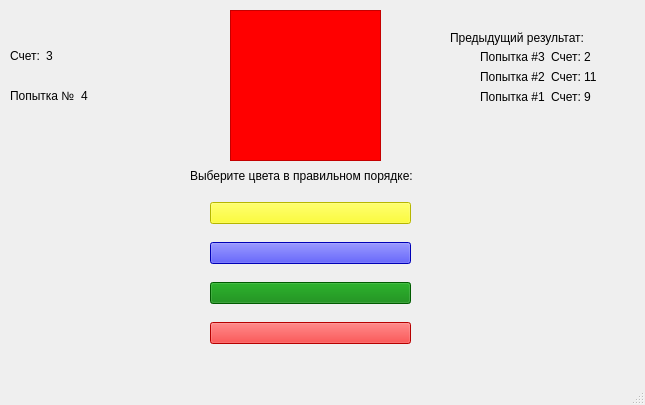
The window that templates/colours_medium_win.ui (aizXc901/FocusTest) describes before a commit, drawn with Qt 5.
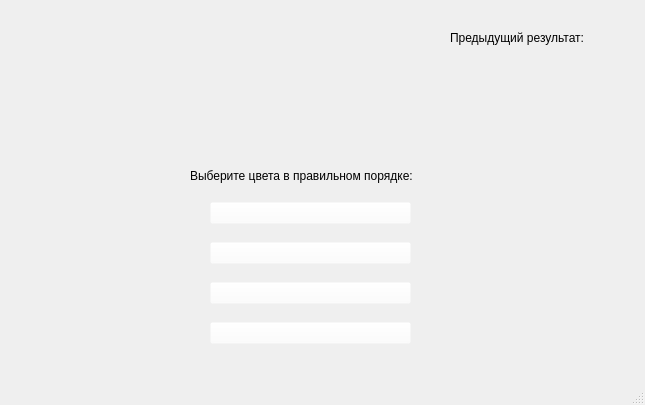
The same window after the commit.

Patch:
```diff
--- a/templates/colours_medium_win.ui
+++ b/templates/colours_medium_win.ui
@@ -24,7 +24,7 @@
      </rect>
     </property>
     <property name="styleSheet">
-     <string notr="true">background-color: red;</string>
+     <string notr="true">background-color: rgba(255, 255, 255, 0);</string>
     </property>
     <property name="frameShape">
      <enum>QFrame::StyledPanel</enum>
@@ -62,7 +62,7 @@
      <item>
       <widget class="QPushButton" name="pushButton_2">
        <property name="styleSheet">
-        <string notr="true">background-color: yellow;
+        <string notr="true">background-color: rgba(255, 255, 255, 0);
 </string>
        </property>
        <property name="text">
@@ -73,7 +73,7 @@
      <item>
       <widget class="QPushButton" name="pushButton_5">
        <property name="styleSheet">
-        <string notr="true">background-color: blue;
+        <string notr="true">background-color: rgba(255, 255, 255, 0);
 </string>
        </property>
        <property name="text">
@@ -84,8 +84,7 @@
      <item>
       <widget class="QPushButton" name="pushButton_3">
        <property name="styleSheet">
-        <string notr="true">background-color: green;
-</string>
+        <string notr="true">background-color: rgba(255, 255, 255, 0);</string>
        </property>
        <property name="text">
         <string/>
@@ -95,7 +94,7 @@
      <item>
       <widget class="QPushButton" name="pushButton">
        <property name="styleSheet">
-        <string notr="true">background-color: red;
+        <string notr="true">background-color: rgba(255, 255, 255, 0);
 </string>
        </property>
        <property name="text">
@@ -126,64 +125,19 @@
      <rect>
       <x>480</x>
       <y>50</y>
-      <width>121</width>
+      <width>122</width>
       <height>301</height>
      </rect>
     </property>
     <layout class="QFormLayout" name="formLayout">
      <item row="2" column="0">
-      <layout class="QHBoxLayout" name="horizontalLayout">
-       <item>
-        <widget class="QLabel" name="label_5">
-         <property name="text">
-          <string>Попытка #1</string>
-         </property>
-        </widget>
-       </item>
-       <item>
-        <widget class="QLabel" name="label_4">
-         <property name="text">
-          <string>Счет: 9</string>
-         </property>
-        </widget>
-       </item>
-      </layout>
+      <layout class="QHBoxLayout" name="horizontalLayout"/>
      </item>
      <item row="1" column="0">
-      <layout class="QHBoxLayout" name="horizontalLayout_2">
-       <item>
-        <widget class="QLabel" name="label_7">
-         <property name="text">
-          <string>Попытка #2</string>
-         </property>
-        </widget>
-       </item>
-       <item>
-        <widget class="QLabel" name="label_8">
-         <property name="text">
-          <string>Счет: 11</string>
-         </property>
-        </widget>
-       </item>
-      </layout>
+      <layout class="QHBoxLayout" name="horizontalLayout_2"/>
      </item>
      <item row="0" column="0">
-      <layout class="QHBoxLayout" name="horizontalLayout_3">
-       <item>
-        <widget class="QLabel" name="label_10">
-         <property name="text">
-          <string>Попытка #3</string>
-         </property>
-        </widget>
-       </item>
-       <item>
-        <widget class="QLabel" name="label_11">
-         <property name="text">
-          <string>Счет: 2</string>
-         </property>
-        </widget>
-       </item>
-      </layout>
+      <layout class="QHBoxLayout" name="horizontalLayout_3"/>
      </item>
     </layout>
    </widget>
@@ -203,17 +157,7 @@
         <string notr="true">font: 12pt &quot;MS Shell Dlg 2&quot;;</string>
        </property>
        <property name="text">
-        <string>Попытка №</string>
-       </property>
-      </widget>
-     </item>
-     <item>
-      <widget class="QLabel" name="label_15">
-       <property name="styleSheet">
-        <string notr="true">font: 12pt &quot;MS Shell Dlg 2&quot;;</string>
-       </property>
-       <property name="text">
-        <string>4</string>
+        <string/>
        </property>
       </widget>
      </item>
@@ -235,17 +179,7 @@
         <string notr="true">font: 12pt &quot;MS Shell Dlg 2&quot;;</string>
        </property>
        <property name="text">
-        <string>Счет:</string>
-       </property>
-      </widget>
-     </item>
-     <item>
-      <widget class="QLabel" name="label_16">
-       <property name="styleSheet">
-        <string notr="true">font: 12pt &quot;MS Shell Dlg 2&quot;;</string>
-       </property>
-       <property name="text">
-        <string>3</string>
+        <string/>
        </property>
       </widget>
      </item>
```
Left out of the diff: 6 changed lines with no effect on the pictures.
